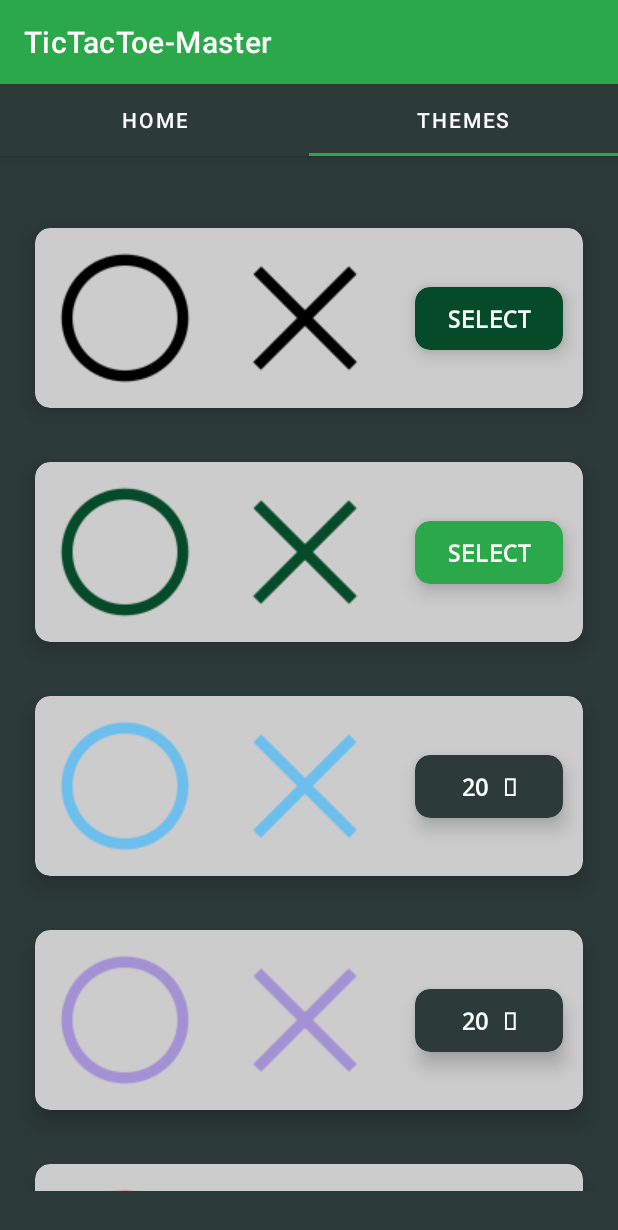
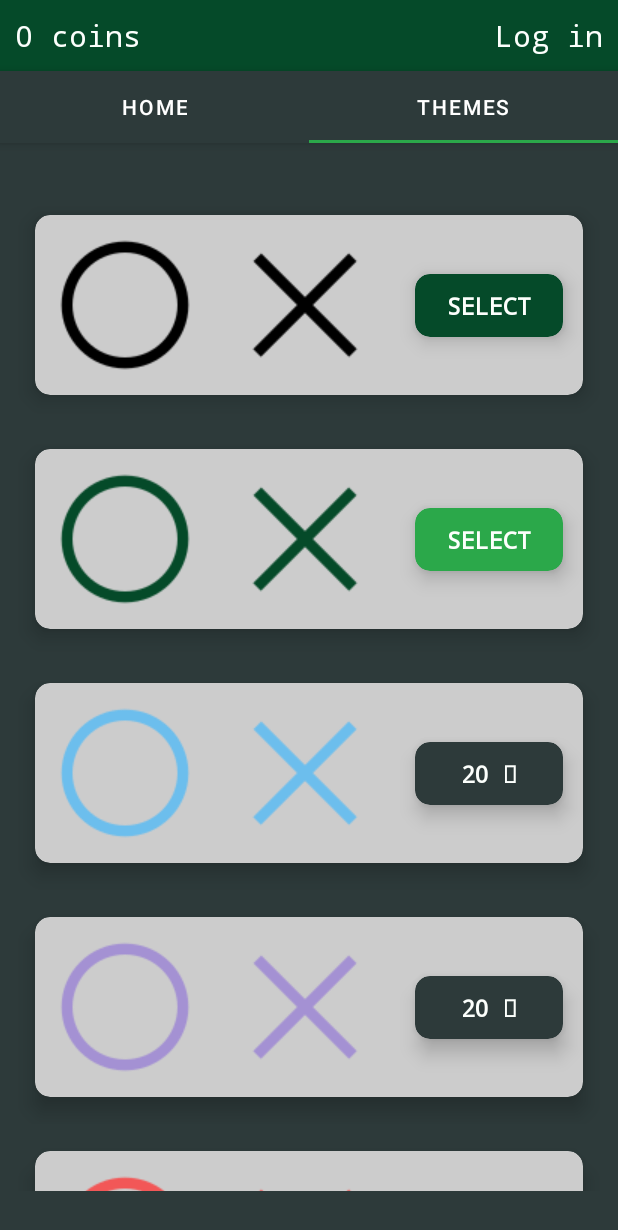
Before and after one commit to SpectraL519/TicTacToe-PWr, an Android app: the screen it shows after launch (MainActivity), tab 2 chosen, on a phone screen of 412 x 824 dp. Shown: the top 1230 px of the screen. Run offline under Robolectric (Android 15) with nearby library versions, the phone set to English and light mode, and no system bars; our stand-ins replace Firebase (no records; nobody signed in at launch, a user with empty details on screens opened directly).

Commit message:
Tab layout ok

```diff
--- a/app/src/main/java/com/tictactoe_master/MainFragment.kt
+++ b/app/src/main/java/com/tictactoe_master/MainFragment.kt
@@ -25,9 +25,6 @@ class MainFragment : Fragment() {
     private lateinit var oneVsBotCV: CardView
     private lateinit var oneVsOneOnlineCV: CardView
     private lateinit var shopCV: CardView
-    private lateinit var accountTV: TextView
-    private lateinit var coinsTV: TextView
-    private var saveFileLoaded = false
 
     private lateinit var myView : View
 
@@ -37,10 +34,7 @@ class MainFragment : Fragment() {
     ): View {
         myView =inflater.inflate(R.layout.fragment_main, container, false)
 
-        if (!saveFileLoaded) {
-            CoinHandler.loadBalance(activity as AppCompatActivity)
-            saveFileLoaded = true
-        }
+
 
         this.initPrices()
         this.initView()
@@ -51,32 +45,9 @@ class MainFragment : Fragment() {
         return myView
     }
 
-    override fun onStart() {
-        super.onStart()
-
-        this.setAccountTVText()
-    }
-
-
-    override fun onResume() {
-        super.onResume()
-        coinsTV.text = String.format(
-            "%s %s",
-            CoinHandler.getBalance(),
-            getText(R.string.currency)
-        )
-    }
-
     override fun onStop() {
         super.onStop()
         CoinHandler.saveBalance(activity as AppCompatActivity)
-    }
-
-    private fun setAccountTVText() {
-        this.accountTV.text = when (Firebase.auth.currentUser) {
-            null -> getString(R.string.login)
-            else -> "${getString(R.string.sign_out)} (${Firebase.auth.currentUser!!.email!!.subSequence(0, 5)})"
-        }
     }
 
     private fun initView() {
@@ -84,21 +55,7 @@ class MainFragment : Fragment() {
         this.oneVsBotCV = myView.findViewById(R.id.one_v_bot_cv)
         this.oneVsOneOnlineCV = myView.findViewById(R.id.one_v_one_online_cv)
         this.shopCV = myView.findViewById(R.id.shop_cv)
-        this.accountTV = myView.findViewById(R.id.account_tv)
-        this.coinsTV = myView.findViewById(R.id.coins_tv)
 
-        this.setAccountTVText()
-        this.accountTV.setOnClickListener {
-            if (Firebase.auth.currentUser == null) {
-                val loginIntent = Intent(activity, LoginActivity::class.java)
-                startActivity(loginIntent)
-            }
-            else {
-                Firebase.auth.signOut()
-                this.accountTV.text = getString(R.string.login)
-                Toast.makeText(activity, "You've been signed out", Toast.LENGTH_LONG).show()
-            }
-        }
 
         this.oneVsOneCV.setOnClickListener {
             this.startGame("1_v_1")
--- a/app/src/main/java/com/tictactoe_master/activity/MainActivity.kt
+++ b/app/src/main/java/com/tictactoe_master/activity/MainActivity.kt
@@ -19,35 +19,74 @@ import com.tictactoe_master.app_data.CoinHandler
 import com.tictactoe_master.app_data.FileDataHandler
 
 class MainActivity : AppCompatActivity() {
-    private lateinit var pager: ViewPager // creating object of ViewPager
-    private lateinit var tab: TabLayout  // creating object of TabLayout
-    private lateinit var bar: Toolbar    // creating object of ToolBar
+    private lateinit var pager: ViewPager
+    private lateinit var tab: TabLayout
+
+    private lateinit var accountTV: TextView
+    private lateinit var coinsTV: TextView
+
+    private var saveFileLoaded = false
 
     override fun onCreate(savedInstanceState: Bundle?) {
         super.onCreate(savedInstanceState)
         setContentView(R.layout.activity_main)
 
-        // set the references of the declared objects above
         pager = findViewById(R.id.viewPager)
         tab = findViewById(R.id.tabs)
-        bar = findViewById(R.id.toolbar)
 
-        // To make our toolbar show the application
-        // we need to give it to the ActionBar
-        setSupportActionBar(bar)
-
-        // Initializing the ViewPagerAdapter
         val adapter = ViewPagerAdapter(supportFragmentManager)
-
-        // add fragment to the list
         adapter.addFragment(MainFragment(), "Home")
         adapter.addFragment(GalleryFragment(), "Themes")
-//        adapter.addFragment(LeetFragment(), "Leet Code")
 
-        // Adding the Adapter to the ViewPager
         pager.adapter = adapter
+        tab.setupWithViewPager(pager)
 
-        // bind the viewPager with the TabLayout.
-        tab.setupWithViewPager(pager)
+        initView()
     }
+
+    override fun onStart() {
+        super.onStart()
+
+        this.setAccountTVText()
+    }
+
+    override fun onResume() {
+        super.onResume()
+        coinsTV.text = String.format(
+            "%s %s",
+            CoinHandler.getBalance(),
+            getText(R.string.currency)
+        )
+    }
+
+    private fun setAccountTVText() {
+        this.accountTV.text = when (Firebase.auth.currentUser) {
+            null -> getString(R.string.login)
+            else -> "${getString(R.string.sign_out)} (${Firebase.auth.currentUser!!.email!!.subSequence(0, 5)})"
+        }
+    }
+
+    private fun initView() {
+        this.accountTV = findViewById(R.id.account_tv)
+        this.coinsTV = findViewById(R.id.coins_tv)
+
+        if (!saveFileLoaded) {
+            CoinHandler.loadBalance(this)
+            saveFileLoaded = true
+        }
+
+        this.setAccountTVText()
+        this.accountTV.setOnClickListener {
+            if (Firebase.auth.currentUser == null) {
+                val loginIntent = Intent(this, LoginActivity::class.java)
+                startActivity(loginIntent)
+            }
+            else {
+                Firebase.auth.signOut()
+                this.accountTV.text = getString(R.string.login)
+                Toast.makeText(this, "You've been signed out", Toast.LENGTH_LONG).show()
+            }
+        }
+    }
+
 }
--- a/app/src/main/java/com/tictactoe_master/activity/ui/ViewPagerAdapter.kt
+++ b/app/src/main/java/com/tictactoe_master/activity/ui/ViewPagerAdapter.kt
@@ -7,27 +7,22 @@ import androidx.fragment.app.FragmentStatePagerAdapter
 class ViewPagerAdapter(supportFragmentManager: FragmentManager) :
     FragmentStatePagerAdapter(supportFragmentManager) {
 
-    // declare arrayList to contain fragments and its title
     private val mFragmentList = ArrayList<Fragment>()
     private val mFragmentTitleList = ArrayList<String>()
 
     override fun getItem(position: Int): Fragment {
-        // return a particular fragment page
         return mFragmentList[position]
     }
 
     override fun getCount(): Int {
-        // return the number of tabs
         return mFragmentList.size
     }
 
     override fun getPageTitle(position: Int): CharSequence{
-        // return title of the tab
         return mFragmentTitleList[position]
     }
 
     fun addFragment(fragment: Fragment, title: String) {
-        // add each fragment and its title to the array list
         mFragmentList.add(fragment)
         mFragmentTitleList.add(title)
     }
--- a/app/src/main/res/layout/activity_main.xml
+++ b/app/src/main/res/layout/activity_main.xml
@@ -4,6 +4,38 @@
     xmlns:app="http://schemas.android.com/apk/res-auto"
     android:layout_width="match_parent"
     android:layout_height="match_parent">
+
+    <LinearLayout
+        android:id="@+id/topPanel"
+        android:layout_width="match_parent"
+        android:layout_height="wrap_content"
+        android:orientation="horizontal"
+        app:layout_constraintBottom_toTopOf="@+id/appBarLayout"
+        app:layout_constraintEnd_toEndOf="parent"
+        app:layout_constraintStart_toStartOf="parent"
+        app:layout_constraintTop_toTopOf="parent"
+        android:padding="10dp"
+        android:background="@color/dark_green"
+        >
+
+        <TextView
+            android:id="@+id/coins_tv"
+            android:layout_width="wrap_content"
+            android:layout_height="wrap_content"
+            android:fontFamily="monospace"
+            android:text="0 coins"
+            android:textSize="20sp" />
+
+        <TextView
+            android:id="@+id/account_tv"
+            android:layout_width="fill_parent"
+            android:layout_height="wrap_content"
+            android:layout_gravity="end"
+            android:textSize="20sp"
+            android:gravity="end"
+            android:text="@string/login" />
+
+    </LinearLayout>
 
     <com.google.android.material.appbar.AppBarLayout
         android:id="@+id/appBarLayout"
@@ -13,14 +45,7 @@
         app:layout_constraintBottom_toTopOf="@+id/viewPager"
         app:layout_constraintEnd_toEndOf="parent"
         app:layout_constraintStart_toStartOf="parent"
-        app:layout_constraintTop_toTopOf="parent">
-
-        <androidx.appcompat.widget.Toolbar
-            android:id="@+id/toolbar"
-            android:layout_width="match_parent"
-            android:layout_height="?attr/actionBarSize"
-            android:background="?attr/colorPrimary"
-            app:popupTheme="@style/ThemeOverlay.AppCompat.Light" />
+        app:layout_constraintTop_toBottomOf="@+id/topPanel">
 
         <com.google.android.material.tabs.TabLayout
             android:id="@+id/tabs"
--- a/app/src/main/res/layout/fragment_main.xml
+++ b/app/src/main/res/layout/fragment_main.xml
@@ -16,30 +16,6 @@
         android:layout_marginTop="10dp"
         android:layout_marginEnd="10dp"
         tools:context=".activity.MainActivity">
-
-        <LinearLayout
-            android:layout_width="match_parent"
-            android:layout_height="wrap_content"
-            android:orientation="horizontal">
-
-            <TextView
-                android:id="@+id/coins_tv"
-                android:layout_width="wrap_content"
-                android:layout_height="wrap_content"
-                android:fontFamily="monospace"
-                android:text="0 coins"
-                android:textSize="20sp" />
-
-            <TextView
-                android:id="@+id/account_tv"
-                android:layout_width="fill_parent"
-                android:layout_height="wrap_content"
-                android:layout_gravity="end"
-                android:textSize="20sp"
-                android:gravity="end"
-                android:text="@string/login" />
-
-        </LinearLayout>
 
         <TextView
             android:id="@+id/title_tv"
```
